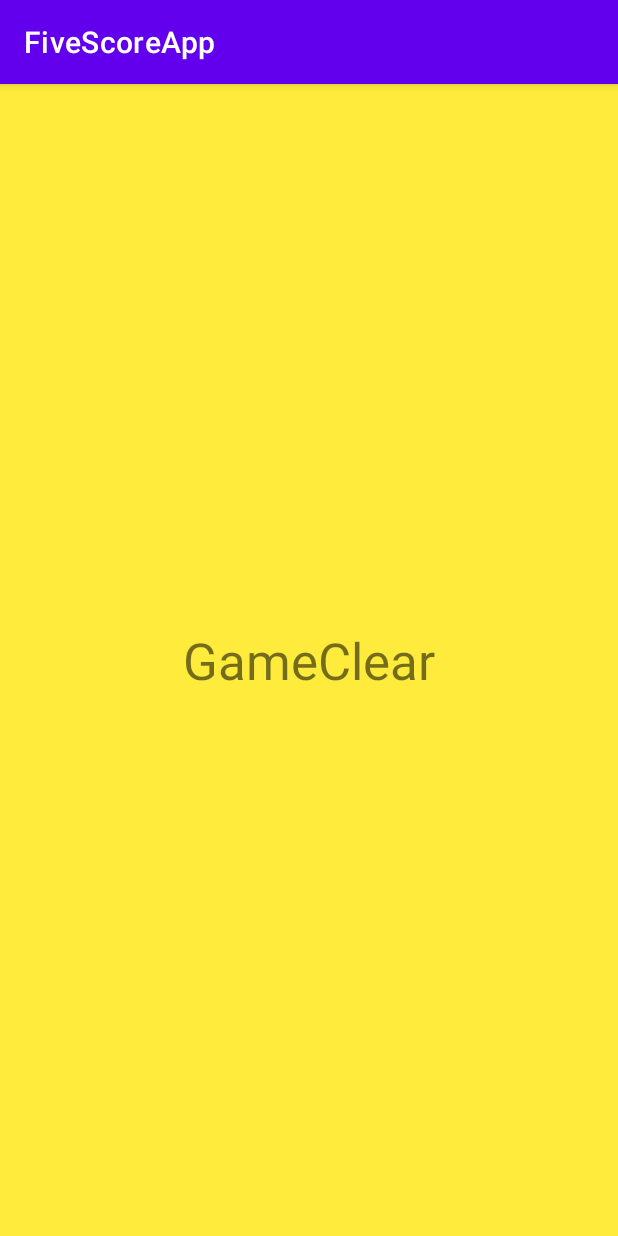
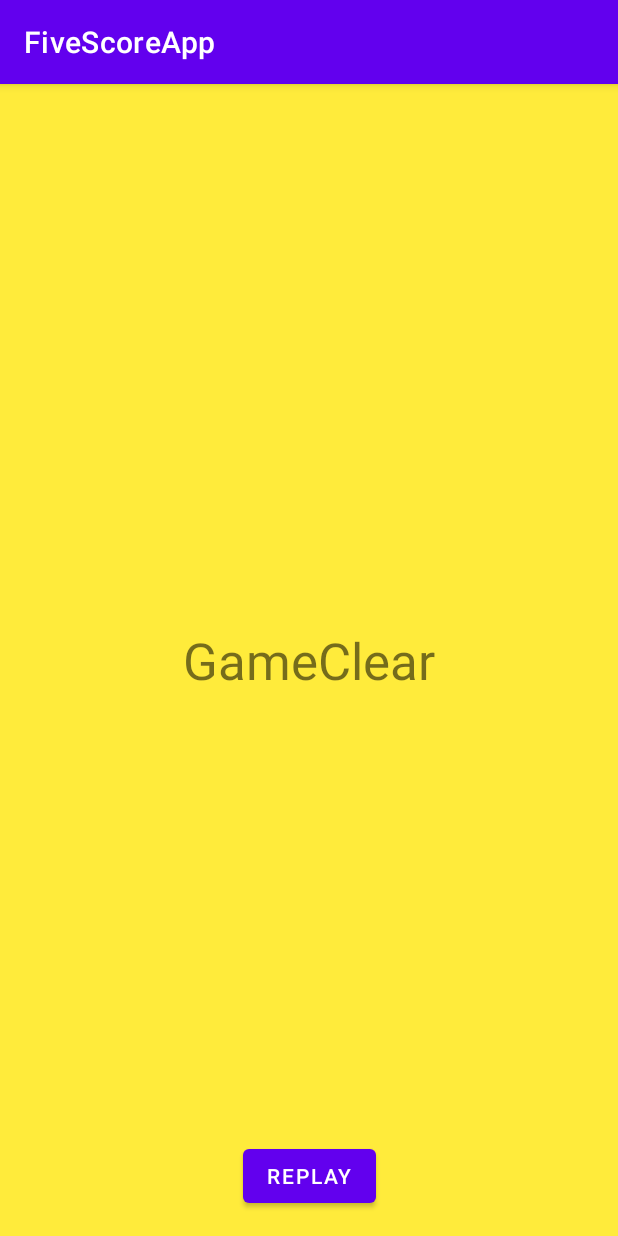
Before and after one commit to tky3a/FiveScoreApp, an Android app: the GameClear screen opened directly, with no data from a screen before it, on a phone screen of 412 x 824 dp. Run offline under Robolectric (Android 15) with nearby library versions, the phone set to English and light mode, and no system bars.

```diff
--- a/app/src/main/java/com/example/fivescoreapp/GameClear.kt
+++ b/app/src/main/java/com/example/fivescoreapp/GameClear.kt
@@ -1,11 +1,23 @@
 package com.example.fivescoreapp
 
+import android.content.Intent
 import androidx.appcompat.app.AppCompatActivity
 import android.os.Bundle
+import android.widget.Button
 
 class GameClear : AppCompatActivity() {
     override fun onCreate(savedInstanceState: Bundle?) {
         super.onCreate(savedInstanceState)
         setContentView(R.layout.activity_game_clear)
+
+        val btnReplay: Button = findViewById(R.id.btnReplay)
+
+        btnReplay.setOnClickListener {
+            val intent = Intent(this, MainActivity::class.java)
+            // 前の画面を再度呼び出す
+            startActivity(intent)
+            // finish()はあくまで現在の画面を外に出す(stackを外すだけ)
+            finish()
+        }
     }
 }
--- a/app/src/main/java/com/example/fivescoreapp/MainActivity.kt
+++ b/app/src/main/java/com/example/fivescoreapp/MainActivity.kt
@@ -22,7 +22,10 @@ class MainActivity : AppCompatActivity() {
             num
             if (num == 5) {
                 val intent = Intent(this, GameClear::class.java)
+                // 画面遷移
                 startActivity(intent)
+                // 画面遷移した画面から戻ってきた場合に初期化したいので、finish()する
+                finish()
             } else {
                 tvScore.text = num.toString() /* 文字列結合 */
             }
@@ -33,7 +36,10 @@ class MainActivity : AppCompatActivity() {
             num--
             if (num == -5) {
                 val intent = Intent(this, GameOver::class.java)
+                // 画面遷移
                 startActivity(intent)
+                // 画面遷移した画面から戻ってきた場合に初期化したいので、finish()する
+                finish()
             } else {
                 tvScore.text = num.toString()
             }
--- a/app/src/main/res/layout/activity_game_clear.xml
+++ b/app/src/main/res/layout/activity_game_clear.xml
@@ -14,4 +14,10 @@
             app:layout_constraintStart_toStartOf="parent" app:layout_constraintEnd_toEndOf="parent"
             app:layout_constraintTop_toTopOf="parent" app:layout_constraintBottom_toBottomOf="parent"
             android:textSize="34sp"/>
+    <Button
+            android:text="@string/replay"
+            android:layout_width="wrap_content"
+            android:layout_height="wrap_content" android:id="@+id/btnReplay"
+            app:layout_constraintBottom_toBottomOf="parent" app:layout_constraintStart_toStartOf="parent"
+            app:layout_constraintEnd_toEndOf="parent" android:layout_marginBottom="16dp"/>
 </androidx.constraintlayout.widget.ConstraintLayout>
--- a/app/src/main/res/layout/activity_game_over.xml
+++ b/app/src/main/res/layout/activity_game_over.xml
@@ -14,4 +14,10 @@
             app:layout_constraintTop_toTopOf="parent"
             app:layout_constraintBottom_toBottomOf="parent" app:layout_constraintStart_toStartOf="parent"
             app:layout_constraintEnd_toEndOf="parent" android:textSize="34sp"/>
+    <Button
+            android:text="@string/replay"
+            android:layout_width="wrap_content"
+            android:layout_height="wrap_content" android:id="@+id/btnReplay"
+            app:layout_constraintStart_toStartOf="parent" app:layout_constraintEnd_toEndOf="parent"
+            app:layout_constraintBottom_toBottomOf="parent" android:layout_marginBottom="16dp"/>
 </androidx.constraintlayout.widget.ConstraintLayout>
--- a/app/src/main/res/values/strings.xml
+++ b/app/src/main/res/values/strings.xml
@@ -6,4 +6,5 @@
     <string name="minus">−</string>
     <string name="plus">+</string>
     <string name="initialScore">0</string>
+    <string name="replay">REPLAY</string>
 </resources>
```
Also changed, not shown: app/src/main/java/com/example/fivescoreapp/GameOver.kt (+12 -0 lines).
